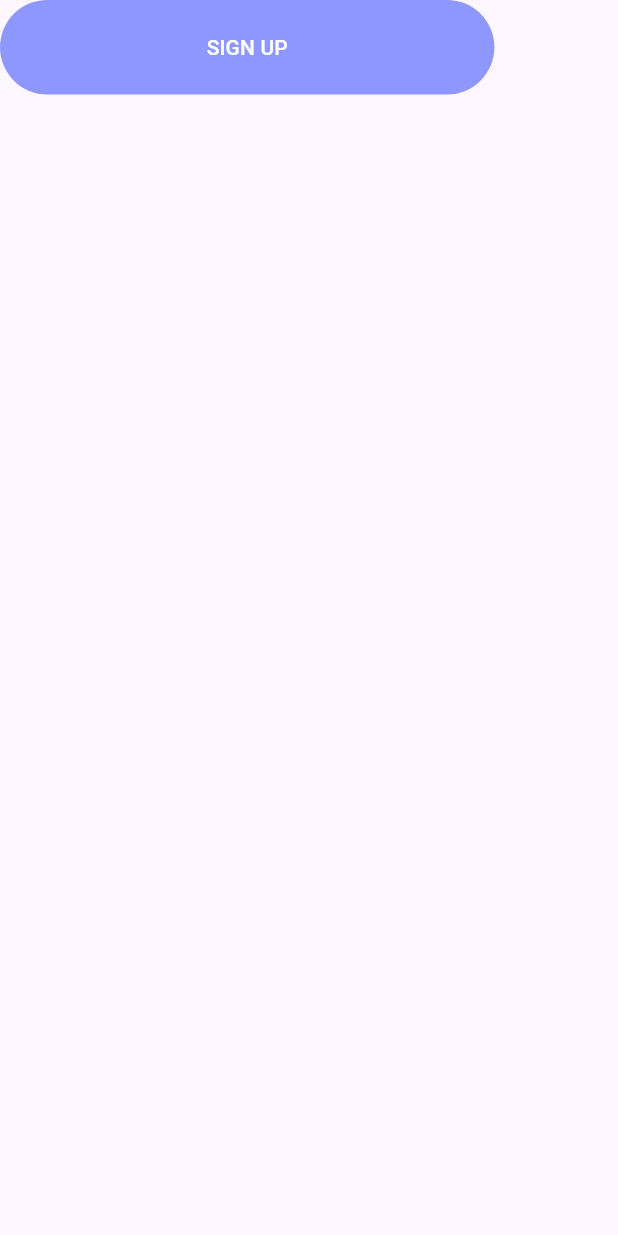
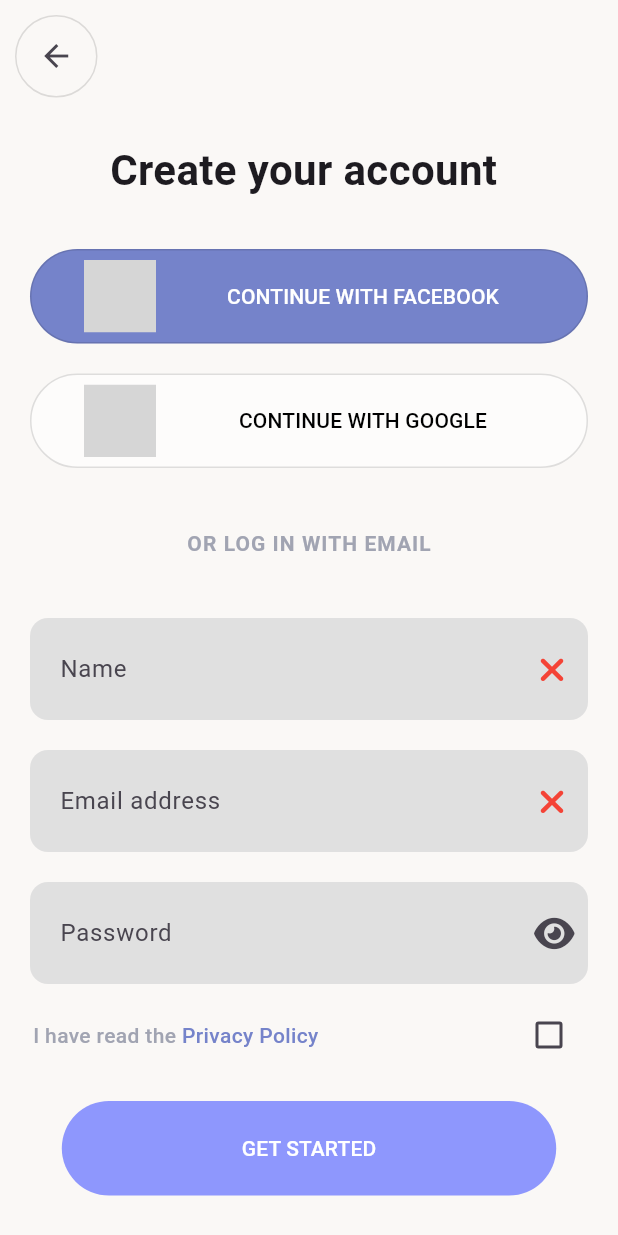
Before and after one commit to lazroProgrammer/silent_moon, a Flutter app: the Button widget shown alone on an empty page, opened directly, after a tap on "SIGN UP", on a phone screen of 412 x 824 dp. Run offline on Flutter 3.47's test engine with Material 3 defaults, Android fonts, the phone set to English and light mode, and no system bars; our stand-ins replace flutter_svg, font_awesome_flutter; Roboto replaces fonts that are missing (YourFontHere); grey boxes are pictures that could not be loaded.

Commit message:
improved design overall, added topics page, signup page and the welcome page, topics cards are all in one photo for now (text with image)

```diff
--- /dev/null
+++ b/lib/pages/login/signup_page.dart
@@ -0,0 +1,125 @@
+import 'package:flutter/gestures.dart';
+import 'package:flutter/material.dart';
+import 'package:silent_moon/widgets/button.dart';
+import 'package:silent_moon/widgets/button_with_icon.dart';
+import 'package:silent_moon/widgets/text_field.dart';
+
+class SignupPage extends StatelessWidget {
+  const SignupPage({super.key});
+
+  @override
+  Widget build(BuildContext context) {
+    return SafeArea(
+      child: Scaffold(
+        body: Padding(
+          padding: const EdgeInsets.all(10.0),
+          child: Column(
+            crossAxisAlignment: CrossAxisAlignment.center,
+            children: [
+              Align(
+                alignment: Alignment.centerLeft,
+                child: IconButton(
+                  onPressed: () {
+                    Navigator.pop(context);
+                  },
+                  style: IconButton.styleFrom(
+                    shape: CircleBorder(
+                      side: BorderSide(color: Colors.black12),
+                    ),
+                    fixedSize: Size(55, 55),
+                  ),
+                  icon: Icon(Icons.arrow_back),
+                ),
+              ),
+              SizedBox(height: 28),
+              Text(
+                "Create your account ",
+                style: TextStyle(fontWeight: FontWeight.bold, fontSize: 28),
+              ),
+              SizedBox(height: 23),
+              ButtonWithIcon(
+                text: "CONTINUE WITH FACEBOOK",
+                color: Color(0xFF7583CA),
+                logoPath: "assets/logos/facebook.svg",
+              ),
+              ButtonWithIcon(
+                text: "CONTINUE WITH GOOGLE",
+                color: Colors.white54,
+                textColor: Colors.black,
+                logoPath: "assets/logos/google.svg",
+              ),
+              Padding(
+                padding: const EdgeInsets.symmetric(vertical: 30.0),
+                child: Text(
+                  "OR LOG IN WITH EMAIL",
+                  style: TextStyle(
+                    color: Color(0xFFA1A4B2),
+                    fontWeight: FontWeight.bold,
+                    fontSize: 14,
+                    letterSpacing: 0.7,
+                  ),
+                ),
+              ),
+              TextFieldWidget(hintText: "Name", isSignup: true),
+              TextFieldWidget(hintText: "Email address", isSignup: true),
+              TextFieldWidget(
+                hintText: "Password",
+                isSignup: true,
+                isPassword: true,
+              ),
+              Padding(
+                padding: const EdgeInsets.symmetric(horizontal: 12.0),
+                child: Row(
+                  mainAxisAlignment: MainAxisAlignment.spaceBetween,
+                  children: [
+                    Expanded(
+                      child: Text.rich(
+                        TextSpan(
+                          text: "I have read the ",
+                          style: TextStyle(
+                            fontWeight: FontWeight.w500,
+                            fontSize: 14,
+                            color: Color(0xFFA1A4B2), // Or match Figma
+                          ),
+                          children: [
+                            TextSpan(
+                              text: "Privacy Policy",
+                              style: TextStyle(
+                                color: Color(0xFF7583CA), // Figma purple
+                                fontWeight: FontWeight.w500,
+                                fontSize: 14,
+                              ),
+                              recognizer:
+                                  TapGestureRecognizer()
+                                    ..onTap = () {
+                                      Navigator.of(context).push(
+                                        MaterialPageRoute(
+                                          builder: (context) => Container(),
+                                        ),
+                                      );
+                                    },
+                            ),
+                          ],
+                        ),
+                      ),
+                    ),
+                    Checkbox(value: false, onChanged: (b) {}),
+                  ],
+                ),
+              ),
+
+              Padding(
+                padding: const EdgeInsets.symmetric(vertical: 20.0),
+                child: Button(
+                  text: "GET STARTED",
+                  color: Color(0xFF8E97FD),
+                  onPressed: () {},
+                ),
+              ),
+            ],
+          ),
+        ),
+      ),
+    );
+  }
+}
--- a/lib/widgets/button.dart
+++ b/lib/widgets/button.dart
@@ -5,17 +5,21 @@ class Button extends StatelessWidget {
     super.key,
     required this.text,
     required this.color,
+    required this.onPressed,
     this.textColor = Colors.white,
   });
 
   final String text;
+  final void Function() onPressed;
   final Color color;
   final Color textColor;
 
   @override
   Widget build(BuildContext context) {
     return ElevatedButton(
-      onPressed: () {},
+      onPressed: () {
+        onPressed();
+      },
       style: ElevatedButton.styleFrom(
         backgroundColor: color,
         shape: const StadiumBorder(),
--- /dev/null
+++ b/lib/widgets/text_field.dart
@@ -0,0 +1,55 @@
+import 'package:flutter/material.dart';
+import 'package:font_awesome_flutter/font_awesome_flutter.dart';
+
+class TextFieldWidget extends StatelessWidget {
+  const TextFieldWidget({
+    super.key,
+    required this.hintText,
+    this.isSignup = false,
+    this.isPassword = false,
+  });
+  final String hintText;
+  final bool isSignup;
+  final bool isPassword;
+  final bool isValid = false;
+
+  @override
+  Widget build(BuildContext context) {
+    return Padding(
+      padding: const EdgeInsets.all(10.0),
+      child: TextFormField(
+        decoration: InputDecoration(
+          filled: true, // enables background color
+          fillColor: Colors.grey[300],
+          border: OutlineInputBorder(
+            borderRadius: BorderRadius.circular(12),
+            borderSide: BorderSide.none,
+          ),
+          contentPadding: EdgeInsets.symmetric(
+            vertical: 22,
+            horizontal: 16,
+          ), // control height/padding
+          hintText: hintText,
+          suffixIcon:
+              (!isPassword && !isSignup)
+                  ? null
+                  : isPassword
+                  ? IconButton(
+                    onPressed: () {
+                      // isHidden.toggle();
+                    },
+                    icon:
+                    // Obx(() {
+                    // return (isHidden.obj.value)
+                    Icon(FontAwesomeIcons.solidEye),
+                  )
+                  : isValid
+                  ? Icon(FontAwesomeIcons.check, color: Colors.green)
+                  : Icon(FontAwesomeIcons.xmark, color: Colors.red),
+
+          // }),
+        ),
+      ),
+    );
+  }
+}
--- a/pubspec.yaml
+++ b/pubspec.yaml
@@ -10,6 +10,7 @@ dependencies:
   flutter:
     sdk: flutter
   flutter_svg: ^2.2.0
+  font_awesome_flutter: ^10.8.0
   vector_graphics: ^1.1.19
 
 dev_dependencies:
@@ -23,4 +24,5 @@ flutter:
   assets:
     - "assets/a/"
     - "assets/logos/"
+    - "assets/topics/"
     - "assets/logo.svg"
```
Also changed, not shown: lib/core/topic.dart (added, +8 -0 lines), lib/main.dart (+13 -1 lines), lib/pages/login/intro_page.dart (+27 -23 lines), lib/pages/login/login_page.dart (+76 -3 lines), lib/pages/login/main/topics_page.dart (added, +113 -0 lines), lib/pages/login/main/welcome_page.dart (added, +34 -0 lines), lib/widgets/topic_card.dart (added, +32 -0 lines), 1 other file.
